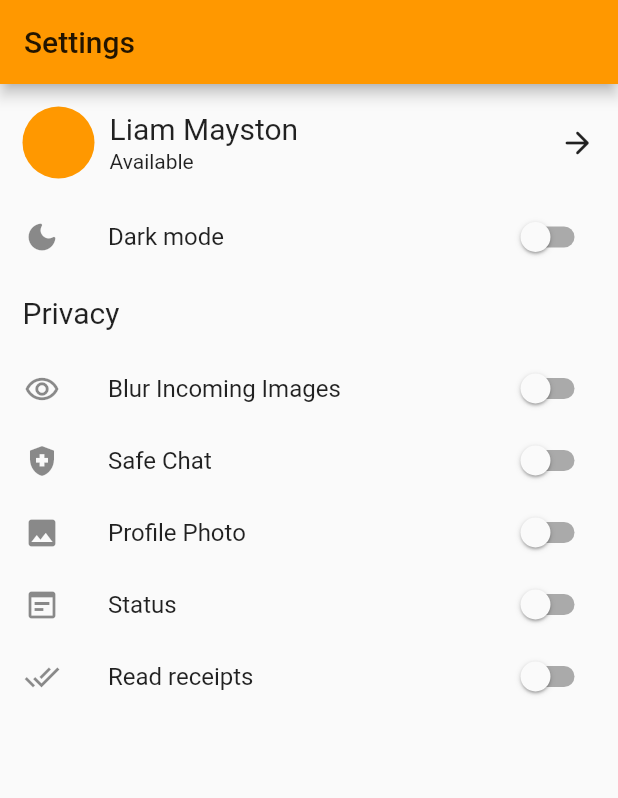
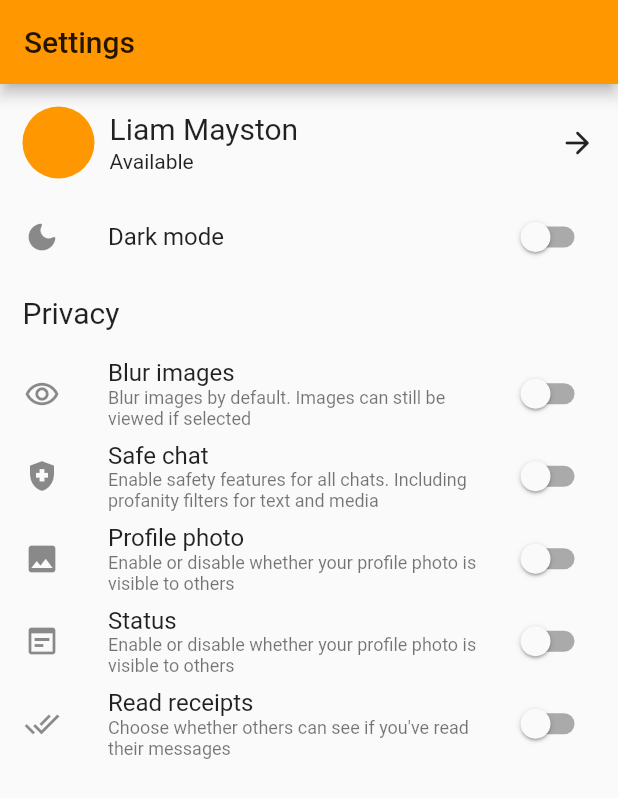
Before and after one commit to COS301-SE-2021/Atbash, a Flutter app: the screen it shows after launch, on a phone screen of 412 x 824 dp. Shown: the top 798 px of the screen. Run offline on Flutter 3.47's test engine with Material 2 defaults, Android fonts, the phone set to English and light mode, and no system bars; our stand-ins replace country_code_picker, firebase_core, firebase_messaging, flutter_local_notifications, flutter_mobx, flutter_secure_storage and 7 more; missing offline and left inert: cryptography; accounts and stored records are empty; generated files the repository leaves out were written again.

Commit message:
SettingsPage.dart. Finished all privacy settings and added subtitles.

```diff
--- a/mobile_ui/lib/pages/SettingsPage.dart
+++ b/mobile_ui/lib/pages/SettingsPage.dart
@@ -92,11 +92,13 @@ class _SettingsPageState extends State<SettingsPage> {
                 });
               },
               title: Text(
-                "Blur Incoming Images",
+                "Blur images",
                 style: TextStyle(fontSize: 16),
               ),
               secondary: Icon(Icons.remove_red_eye_outlined),
               dense: true,
+              subtitle: Text(
+                  "Blur images by default. Images can still be viewed if selected"),
             ),
             SwitchListTile(
               value: _safeChatIsSelected,
@@ -106,11 +108,13 @@ class _SettingsPageState extends State<SettingsPage> {
                 });
               },
               title: Text(
-                "Safe Chat",
+                "Safe chat",
                 style: TextStyle(fontSize: 16),
               ),
               secondary: Icon(Icons.health_and_safety),
               dense: true,
+              subtitle: Text(
+                  "Enable safety features for all chats. Including profanity filters for text and media"),
             ),
             SwitchListTile(
               value: _profileImageVisibleIsSelected,
@@ -121,11 +125,13 @@ class _SettingsPageState extends State<SettingsPage> {
                 });
               },
               title: Text(
-                "Profile Photo",
+                "Profile photo",
                 style: TextStyle(fontSize: 16),
               ),
               secondary: Icon(Icons.photo),
               dense: true,
+              subtitle: Text(
+                  "Enable or disable whether your profile photo is visible to others"),
             ),
             SwitchListTile(
               value: _statusVisibleIsSelected,
@@ -140,6 +146,8 @@ class _SettingsPageState extends State<SettingsPage> {
               ),
               secondary: Icon(Icons.wysiwyg),
               dense: true,
+              subtitle: Text(
+                  "Enable or disable whether your profile photo is visible to others"),
             ),
             SwitchListTile(
               value: _readReceiptsIsSelected,
@@ -154,6 +162,8 @@ class _SettingsPageState extends State<SettingsPage> {
               ),
               secondary: Icon(Icons.done_all),
               dense: true,
+              subtitle: Text(
+                  "Choose whether others can see if you've read their messages"),
             ),
           ],
         ),
```
